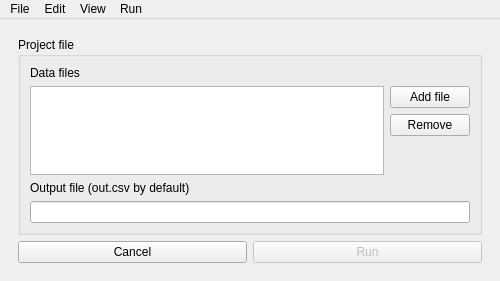
This is gui/ui_files/mainwindow.ui in OSUDSL/pydre as Qt 5 draws it before an edit. The edited form follows.
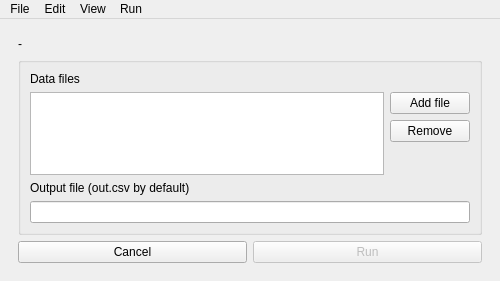
This is the edited form. The open tabs and pages were chosen to show the change.

Commit message: Moved project file label to outside of group box

What changed in the file:
```diff
--- a/gui/ui_files/mainwindow.ui
+++ b/gui/ui_files/mainwindow.ui
@@ -10,7 +10,7 @@
     <x>0</x>
     <y>0</y>
     <width>500</width>
-    <height>273</height>
+    <height>281</height>
    </rect>
   </property>
   <property name="minimumSize">
@@ -201,10 +201,17 @@
       </widget>
       <widget class="QWidget" name="page_3">
        <layout class="QVBoxLayout" name="verticalLayout_2">
+        <item>
+         <widget class="QLabel" name="pfile_label">
+          <property name="text">
+           <string>-</string>
+          </property>
+         </widget>
+        </item>
         <item>
          <widget class="QGroupBox" name="run_box">
           <property name="title">
-           <string>Project file</string>
+           <string/>
           </property>
           <layout class="QVBoxLayout" name="verticalLayout_8">
            <item>
```
Left out of the diff: 10 changed lines with no effect on the pictures. The commit also changes 2 other files.
